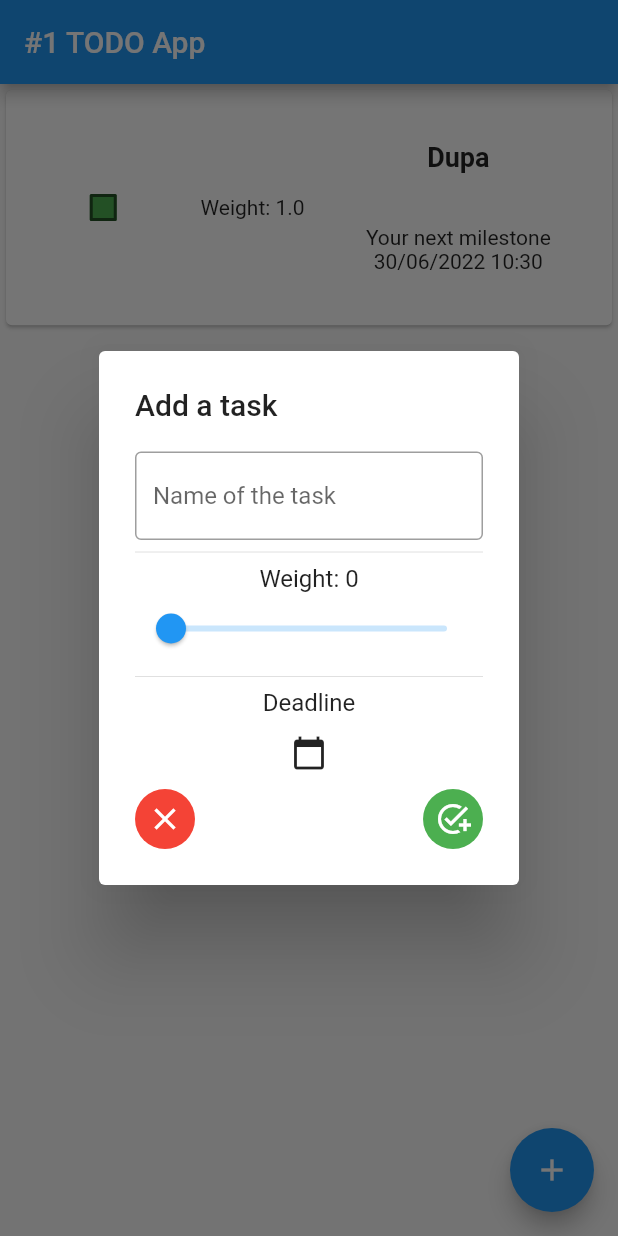
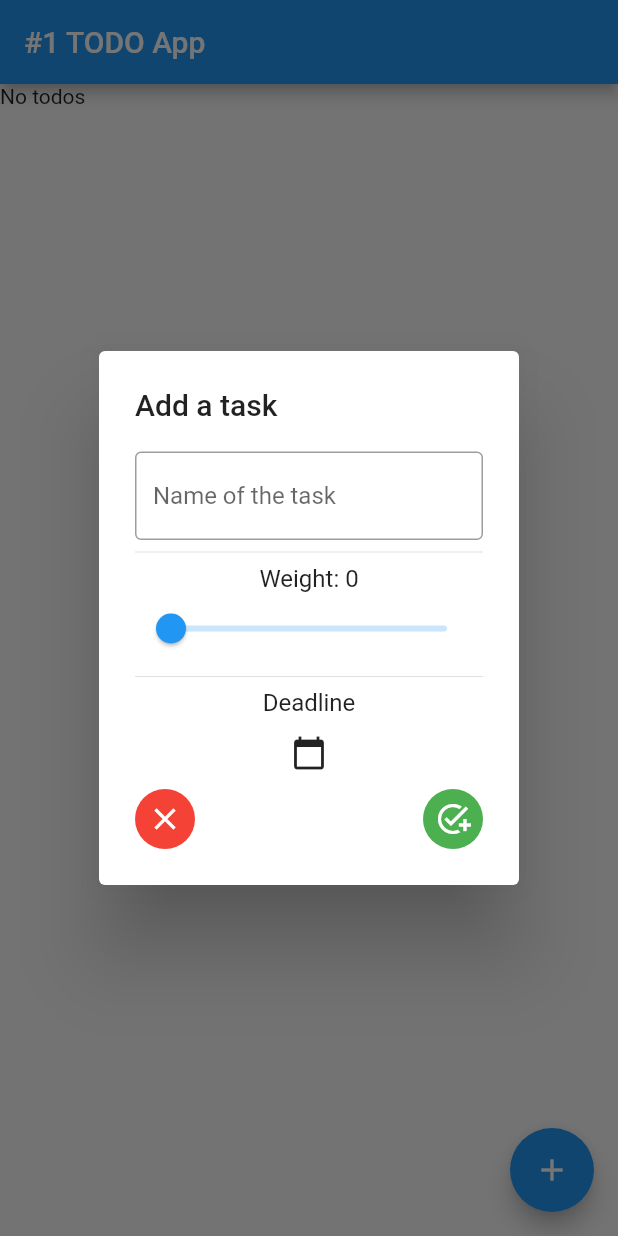
Before and after one commit to ArturNiklewicz/todoFlutterApp, a Flutter app: the screen it shows after launch, after a tap on the "add" icon, on a phone screen of 412 x 824 dp. Run offline on Flutter 3.47's test engine with Material 2 defaults, Android fonts, the phone set to English and light mode, and no system bars; our stand-ins replace sqflite; accounts and stored records are empty.

Commit message:
Bug fixing & refactoring

```diff
--- a/lib/database/todos_database.dart
+++ b/lib/database/todos_database.dart
@@ -1,5 +1,3 @@
-import 'dart:convert';
-
 import 'package:sqflite/sqflite.dart';
 import 'package:path/path.dart';
 import 'package:todo_app/models/todo.dart';
@@ -23,7 +21,6 @@ class TodosDatabase {
   Future<Database> _initDB(String filePath) async {
     final dbPath = await getDatabasesPath();
     final path = join(dbPath, filePath);
-    print('\nPath to database\n' + path + "\n");
 
     return await openDatabase(path, version: 1, onCreate: _createDB);
   }
@@ -35,12 +32,13 @@ class TodosDatabase {
     final floatType = 'FLOAT NOT NULL';
 
     await db.execute('''
-CREATE TABLE $tableTodos
+CREATE TABLE $tableTodos (
   ${TodoFields.id} $idType,
   ${TodoFields.title} $textType,
   ${TodoFields.weight} $floatType,
   ${TodoFields.milestone} $textType,
   ${TodoFields.status} $boolType
+  )
 ''');
   }
 
--- a/lib/models/todo.dart
+++ b/lib/models/todo.dart
@@ -1,7 +1,13 @@
 final String tableTodos = 'todos';
 
 class TodoFields {
-  static final List<String> values = [id, title, weight, milestone, status];
+  static final List<String> values = [
+    id,
+    title,
+    weight,
+    milestone,
+    status,
+  ];
   static final String id = '_id';
   static final String title = 'title';
   static final String weight = 'weight';
@@ -43,7 +49,7 @@ class Todo {
         id: json[TodoFields.id] as int?,
         title: json[TodoFields.title] as String,
         weight: json[TodoFields.weight] as double,
-        milestone: DateTime.parse([TodoFields.milestone] as String),
+        milestone: DateTime.parse(json[TodoFields.milestone] as String),
         status:
             json[TodoFields.status] == 1, // TODO! check what status should be
       );
--- a/lib/my_app.dart
+++ b/lib/my_app.dart
@@ -9,8 +9,7 @@ class MyApp extends StatelessWidget {
     return MaterialApp(
       initialRoute: '/home',
       routes: {
-        '/home': (context) => const TodosScreen(),
-
+        '/home': (context) => TodosScreen(),
       },
       debugShowCheckedModeBanner: false,
       theme: ThemeData(primarySwatch: Colors.blue),
--- a/lib/ui/screens/todos_screen.dart
+++ b/lib/ui/screens/todos_screen.dart
@@ -6,7 +6,7 @@ import 'package:todo_app/ui/widgets/task_list.dart';
 import '../../database/todos_database.dart';
 
 class TodosScreen extends StatefulWidget {
-  const TodosScreen({Key? key}) : super(key: key);
+  TodosScreen({Key? key}) : super(key: key);
 
   @override
   State<TodosScreen> createState() => _TodosScreenState();
@@ -14,10 +14,25 @@ class TodosScreen extends StatefulWidget {
 
 class _TodosScreenState extends State<TodosScreen> {
   final String title = "#1 TODO App";
+  late List<Todo> todos;
+  bool isLoading = false;
   double _weight = 1.0;
-  static List<Todo> userTasks = [
-    Todo(milestone: DateTime.now(), title: 'Dupa', weight: 1, status: false)
-  ];
+
+  void initState() {
+    super.initState();
+    refreshTodos();
+  }
+
+  void dispose() {
+    super.dispose();
+    TodosDatabase.instance.close();
+  }
+
+  Future refreshTodos() async {
+    setState(() => isLoading = true);
+    this.todos = await TodosDatabase.instance.readAllTodos();
+    setState(() => isLoading = false);
+  }
 
   @override
   Widget build(BuildContext context) {
@@ -25,7 +40,11 @@ class _TodosScreenState extends State<TodosScreen> {
       appBar: AppBar(
         title: Text(title),
       ),
-      body: TaskList(userTasks),
+      body: isLoading
+          ? CircularProgressIndicator()
+          : todos.isEmpty
+              ? Text("No todos")
+              : TaskList(todos),
       floatingActionButton: FloatingActionButton(
         onPressed: () {
           _showAddTaskPopUp();
--- a/lib/ui/widgets/new_task.dart
+++ b/lib/ui/widgets/new_task.dart
@@ -31,7 +31,8 @@ class _NewTaskState extends State<NewTask> {
   void _submitTask() {
     _checkName();
     status = false;
-    widget.addTask(enteredName, _value, selectedDate, status);
+    widget.addTask(
+        enteredName, _value, selectedDate, status); //todo: sprawdzić widget.
   }
 
   @override
```
